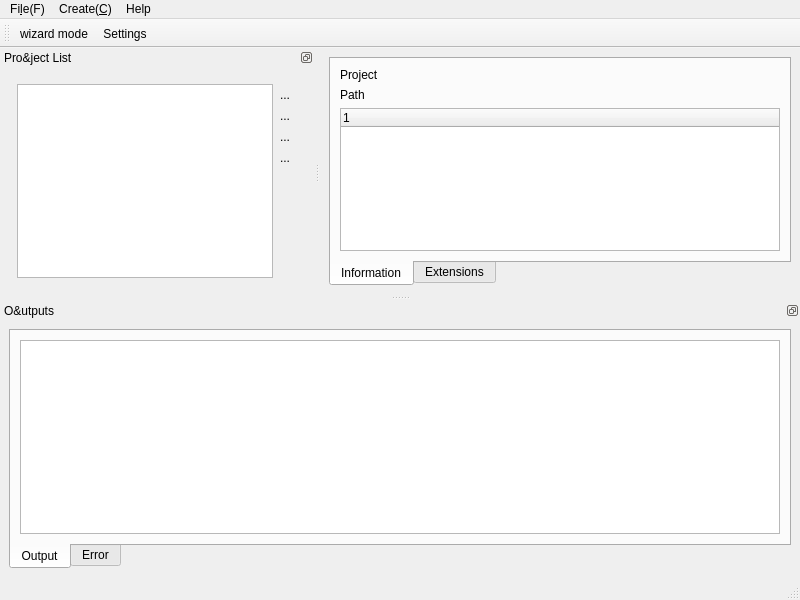
The window that sphinx_explorer/ui/main_window.ui (pashango2/sphinx-explorer) describes before a commit, drawn with Qt 5.
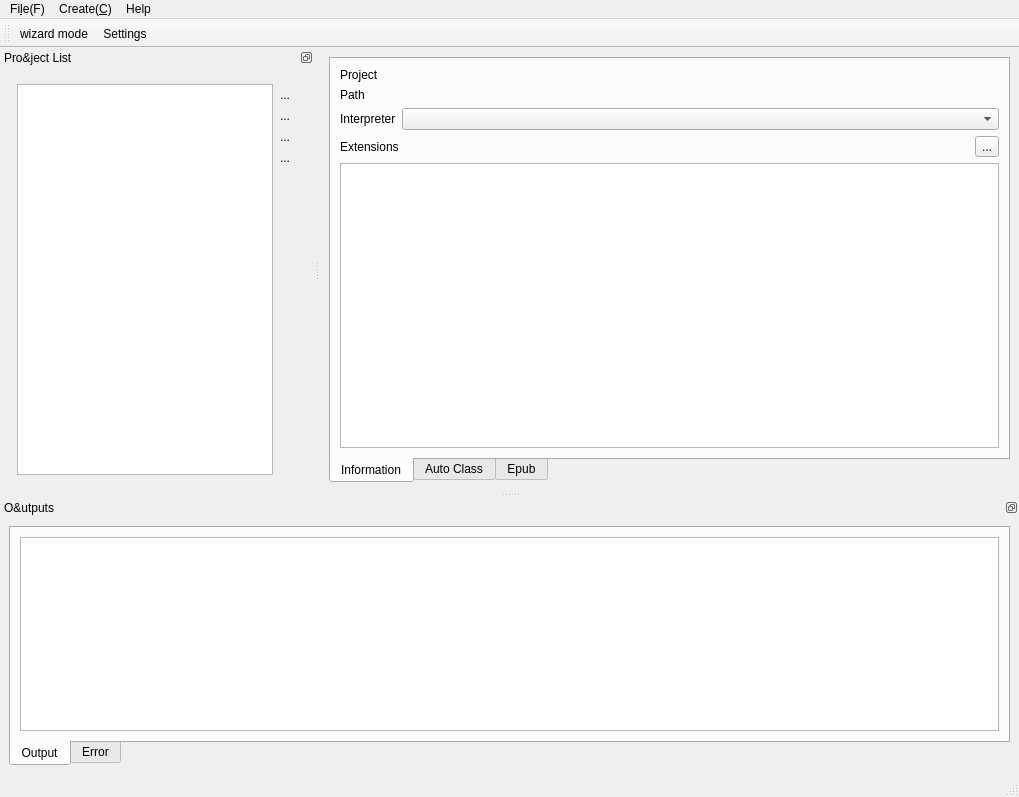
The same window after the commit. Custom widgets are drawn as their Qt base class.

What changed in the file:
```diff
--- a/sphinx_explorer/ui/main_window.ui
+++ b/sphinx_explorer/ui/main_window.ui
@@ -6,8 +6,8 @@
    <rect>
     <x>0</x>
     <y>0</y>
-    <width>800</width>
-    <height>600</height>
+    <width>1019</width>
+    <height>797</height>
    </rect>
   </property>
   <property name="windowTitle">
@@ -61,25 +61,67 @@
             </property>
            </widget>
           </item>
+          <item row="2" column="0">
+           <widget class="QLabel" name="label_2">
+            <property name="text">
+             <string>Interpreter</string>
+            </property>
+           </widget>
+          </item>
+          <item row="2" column="1">
+           <widget class="QComboBox" name="comboBox">
+            <property name="sizePolicy">
+             <sizepolicy hsizetype="Expanding" vsizetype="Fixed">
+              <horstretch>0</horstretch>
+              <verstretch>0</verstretch>
+             </sizepolicy>
+            </property>
+           </widget>
+          </item>
          </layout>
         </item>
         <item>
-         <widget class="ExtensionTreeWidget" name="tree_widget_extensions">
-          <column>
-           <property name="text">
-            <string notr="true">1</string>
-           </property>
-          </column>
-         </widget>
+         <layout class="QHBoxLayout" name="horizontalLayout">
+          <property name="topMargin">
+           <number>0</number>
+          </property>
+          <item>
+           <widget class="QLabel" name="label">
+            <property name="text">
+             <string>Extensions</string>
+            </property>
+           </widget>
+          </item>
+          <item>
+           <widget class="QToolButton" name="edit_extension_button">
+            <property name="text">
+             <string>...</string>
+            </property>
+           </widget>
+          </item>
+         </layout>
+        </item>
+        <item>
+         <widget class="QListWidget" name="list_widget_extensions"/>
         </item>
        </layout>
       </widget>
       <widget class="QWidget" name="tab_2">
        <attribute name="title">
-        <string>Extensions</string>
+        <string>Auto Class</string>
        </attribute>
        <layout class="QVBoxLayout" name="verticalLayout_8"/>
       </widget>
+      <widget class="QWidget" name="epub">
+       <attribute name="title">
+        <string>Epub</string>
+       </attribute>
+       <layout class="QVBoxLayout" name="verticalLayout_9">
+        <item>
+         <widget class="PropertyWidget" name="property_epub"/>
+        </item>
+       </layout>
+      </widget>
      </widget>
     </item>
    </layout>
@@ -89,8 +131,8 @@
     <rect>
      <x>0</x>
      <y>0</y>
-     <width>800</width>
-     <height>26</height>
+     <width>1019</width>
+     <height>30</height>
     </rect>
    </property>
    <widget class="QMenu" name="menuFile_F">
@@ -388,9 +430,9 @@
    <header>..util.QConsoleWidget</header>
   </customwidget>
   <customwidget>
-   <class>ExtensionTreeWidget</class>
-   <extends>QTreeWidget</extends>
-   <header>..project_info_widget</header>
+   <class>PropertyWidget</class>
+   <extends>QTableView</extends>
+   <header>..property_widget</header>
   </customwidget>
  </customwidgets>
  <resources/>
```
Left out of the diff: 2 changed lines with no effect on the pictures.
